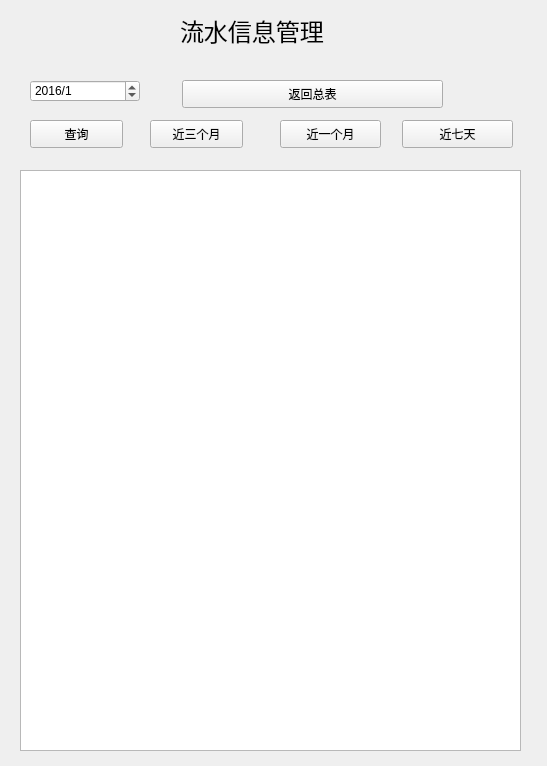
The window that CradInfo/BanlanceList/mainwindow.ui (fretory/Qt-Demos) describes before a commit, drawn with Qt 5.
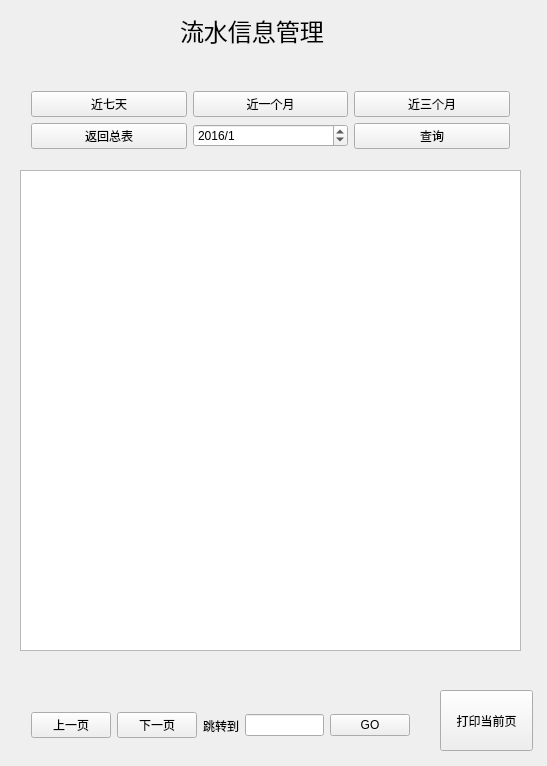
The same window after the commit.

```diff
--- a/CradInfo/BanlanceList/mainwindow.ui
+++ b/CradInfo/BanlanceList/mainwindow.ui
@@ -10,6 +10,18 @@
     <height>766</height>
    </rect>
   </property>
+  <property name="minimumSize">
+   <size>
+    <width>547</width>
+    <height>766</height>
+   </size>
+  </property>
+  <property name="maximumSize">
+   <size>
+    <width>547</width>
+    <height>766</height>
+   </size>
+  </property>
   <property name="windowTitle">
    <string>流水信息管理</string>
   </property>
@@ -39,99 +51,177 @@
       <x>20</x>
       <y>170</y>
       <width>501</width>
-      <height>581</height>
+      <height>481</height>
      </rect>
     </property>
    </widget>
-   <widget class="QDateEdit" name="dateEdit">
+   <widget class="QWidget" name="horizontalLayoutWidget_3">
     <property name="geometry">
      <rect>
-      <x>30</x>
-      <y>80</y>
-      <width>110</width>
-      <height>22</height>
+      <x>20</x>
+      <y>690</y>
+      <width>401</width>
+      <height>71</height>
      </rect>
     </property>
-    <property name="dateTime">
-     <datetime>
-      <hour>0</hour>
-      <minute>0</minute>
-      <second>0</second>
-      <year>2016</year>
-      <month>1</month>
-      <day>1</day>
-     </datetime>
-    </property>
-    <property name="currentSection">
-     <enum>QDateTimeEdit::YearSection</enum>
-    </property>
-    <property name="displayFormat">
-     <string>yyyy/M</string>
-    </property>
+    <layout class="QHBoxLayout" name="horizontalLayout_3">
+     <item>
+      <layout class="QHBoxLayout" name="horizontalLayout_2">
+       <item>
+        <widget class="QPushButton" name="pushButton_5">
+         <property name="text">
+          <string>上一页</string>
+         </property>
+        </widget>
+       </item>
+       <item>
+        <widget class="QPushButton" name="pushButton_7">
+         <property name="text">
+          <string>下一页</string>
+         </property>
+        </widget>
+       </item>
+      </layout>
+     </item>
+     <item>
+      <layout class="QHBoxLayout" name="horizontalLayout">
+       <item>
+        <widget class="QLabel" name="label_2">
+         <property name="text">
+          <string>跳转到</string>
+         </property>
+        </widget>
+       </item>
+       <item>
+        <widget class="QLineEdit" name="lineEdit">
+         <property name="echoMode">
+          <enum>QLineEdit::Normal</enum>
+         </property>
+        </widget>
+       </item>
+       <item>
+        <widget class="QPushButton" name="pushButton_8">
+         <property name="text">
+          <string>GO</string>
+         </property>
+        </widget>
+       </item>
+      </layout>
+     </item>
+    </layout>
    </widget>
-   <widget class="QPushButton" name="pushButton">
+   <widget class="QWidget" name="verticalLayoutWidget">
     <property name="geometry">
      <rect>
-      <x>30</x>
-      <y>120</y>
-      <width>93</width>
-      <height>28</height>
+      <x>20</x>
+      <y>80</y>
+      <width>501</width>
+      <height>80</height>
      </rect>
     </property>
-    <property name="text">
-     <string>查询</string>
-    </property>
+    <layout class="QVBoxLayout" name="verticalLayout">
+     <item>
+      <layout class="QHBoxLayout" name="horizontalLayout_6">
+       <item>
+        <widget class="QPushButton" name="pushButton_4">
+         <property name="text">
+          <string>近七天</string>
+         </property>
+        </widget>
+       </item>
+       <item>
+        <widget class="QPushButton" name="pushButton_3">
+         <property name="text">
+          <string>近一个月</string>
+         </property>
+        </widget>
+       </item>
+       <item>
+        <widget class="QPushButton" name="pushButton_2">
+         <property name="text">
+          <string>近三个月</string>
+         </property>
+        </widget>
+       </item>
+      </layout>
+     </item>
+     <item>
+      <layout class="QHBoxLayout" name="horizontalLayout_4">
+       <item>
+        <widget class="QPushButton" name="pushButton_6">
+         <property name="text">
+          <string>返回总表</string>
+         </property>
+        </widget>
+       </item>
+       <item>
+        <widget class="QDateEdit" name="dateEdit">
+         <property name="dateTime">
+          <datetime>
+           <hour>0</hour>
+           <minute>0</minute>
+           <second>0</second>
+           <year>2016</year>
+           <month>1</month>
+           <day>1</day>
+          </datetime>
+         </property>
+         <property name="currentSection">
+          <enum>QDateTimeEdit::YearSection</enum>
+         </property>
+         <property name="displayFormat">
+          <string>yyyy/M</string>
+         </property>
+        </widget>
+       </item>
+       <item>
+        <widget class="QPushButton" name="pushButton">
+         <property name="text">
+          <string>查询</string>
+         </property>
+        </widget>
+       </item>
+      </layout>
+     </item>
+    </layout>
    </widget>
-   <widget class="QPushButton" name="pushButton_2">
+   <widget class="QWidget" name="horizontalLayoutWidget_4">
     <property name="geometry">
      <rect>
-      <x>150</x>
-      <y>120</y>
-      <width>93</width>
-      <height>28</height>
-     </rect>
-    </property>
-    <property name="text">
-     <string>近三个月</string>
-    </property>
-   </widget>
-   <widget class="QPushButton" name="pushButton_3">
-    <property name="geometry">
-     <rect>
-      <x>280</x>
-      <y>120</y>
-      <width>101</width>
-      <height>28</height>
-     </rect>
-    </property>
-    <property name="text">
-     <string>近一个月</string>
-    </property>
-   </widget>
-   <widget class="QPushButton" name="pushButton_4">
-    <property name="geometry">
-     <rect>
-      <x>402</x>
-      <y>120</y>
-      <width>111</width>
-      <height>28</height>
-     </rect>
-    </property>
-    <property name="text">
-     <string>近七天</string>
-    </property>
-   </widget>
-   <widget class="QPushButton" name="pushButton_6">
-    <property name="geometry">
-     <rect>
-      <x>182</x>
-      <y>80</y>
+      <x>120</x>
+      <y>650</y>
       <width>261</width>
-      <height>28</height>
+      <height>41</height>
+     </rect>
+    </property>
+    <layout class="QHBoxLayout" name="horizontalLayout_7">
+     <item>
+      <widget class="QLabel" name="All_Pages">
+       <property name="text">
+        <string/>
+       </property>
+      </widget>
+     </item>
+     <item>
+      <widget class="QLabel" name="Current_Pages">
+       <property name="text">
+        <string/>
+       </property>
+      </widget>
+     </item>
+    </layout>
+   </widget>
+   <widget class="QPushButton" name="pushButton_9">
+    <property name="geometry">
+     <rect>
+      <x>440</x>
+      <y>690</y>
+      <width>93</width>
+      <height>61</height>
      </rect>
     </property>
     <property name="text">
-     <string>返回总表</string>
+     <string>打印当前页</string>
     </property>
    </widget>
   </widget>
```
